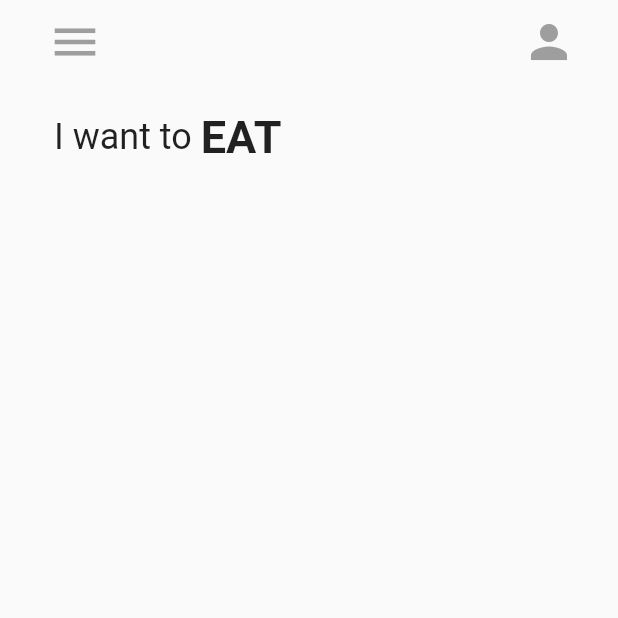
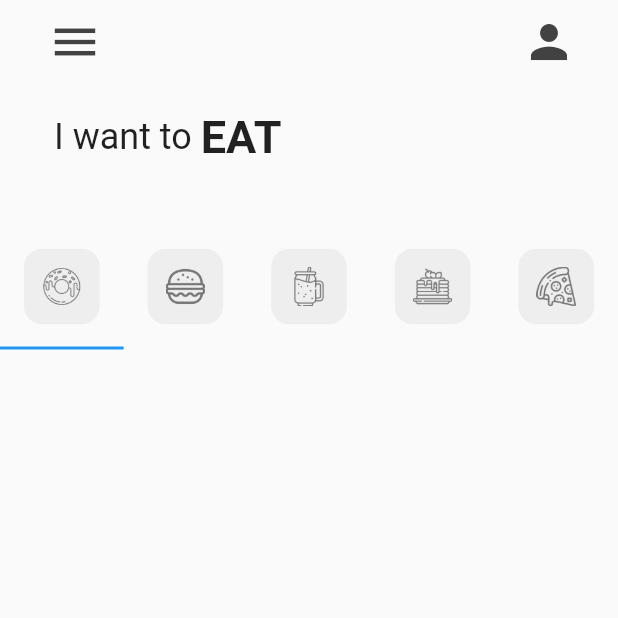
Before and after one commit to saumiknadan/DonutApp_Flutter, a Flutter app: the screen it shows after launch, on a phone screen of 412 x 824 dp, the top half of it. Run offline on Flutter 3.47's test engine with Material 2 defaults, Android fonts, the phone set to English and light mode, and no system bars.

Commit message:
My Tab Part

```diff
--- a/lib/pages/home_page.dart
+++ b/lib/pages/home_page.dart
@@ -1,4 +1,6 @@
 import 'package:flutter/material.dart';
+
+import '../utils/my_tab.dart';
 
 class HomePage extends StatefulWidget {
   const HomePage({super.key});
@@ -8,9 +10,34 @@ class HomePage extends StatefulWidget {
 }
 
 class _HomePageState extends State<HomePage> {
+
+  List<Widget> myTabs = [
+    // donut tab
+    const MyTab(
+      iconPath: 'lib/icons/donut.png',
+    ),
+    // burger tab
+ const MyTab(
+      iconPath: 'lib/icons/burger.png',
+    ),
+    // smoothie tab
+ const MyTab(
+      iconPath: 'lib/icons/smoothie.png',
+    ),
+    // pancake tab
+ const MyTab(
+      iconPath: 'lib/icons/pancakes.png',
+    ),
+    // pizza tab
+     MyTab(
+      iconPath: 'lib/icons/pizza.png',
+    ),
+  ];
   @override
   Widget build(BuildContext context) {
-    return Scaffold(
+    return DefaultTabController(
+      length: myTabs.length,
+      child: Scaffold(
         appBar: AppBar(
           backgroundColor: Colors.transparent,
           elevation: 0,
@@ -19,7 +46,7 @@ class _HomePageState extends State<HomePage> {
             child: IconButton(
               icon: Icon(
                 Icons.menu,
-              color: Colors.grey,
+                color: Colors.grey[800],
                 size: 36,
               ),
               onPressed: () {
@@ -27,14 +54,13 @@ class _HomePageState extends State<HomePage> {
               },
             ),
           ),
-
           actions: [
             Padding(
               padding: const EdgeInsets.only(right: 24.0),
               child: IconButton(
                 icon: Icon(
                   Icons.person,
-                color: Colors.grey,
+                  color: Colors.grey[800],
                   size: 36,
                 ),
                 onPressed: () {
@@ -44,33 +70,34 @@ class _HomePageState extends State<HomePage> {
             )
           ],
         ),
-
         body: Column(
           children: [
             // I want to Eat,
             Padding(
-              padding: const EdgeInsets.symmetric(horizontal: 36.0, vertical: 18),
+                padding:
+                    const EdgeInsets.symmetric(horizontal: 36.0, vertical: 18),
                 child: Row(
                   children: const [
                     Text(
                       "I want to ",
                       style: TextStyle(fontSize: 24),
                     ),
-
                     Text(
                       "EAT",
-                      style: TextStyle(fontSize: 30, fontWeight: FontWeight.bold),
+                      style:
+                          TextStyle(fontSize: 30, fontWeight: FontWeight.bold),
                     ),
                   ],
-              )
+                )),
+            SizedBox(
+              height: 24,
             ),
-            SizedBox(height: 24,)
             //  tab Bar
-
+            TabBar(tabs: myTabs)
             // tab Bar view
           ],
-      ) ,
-
+        ),
+      ),
     );
   }
 }
--- /dev/null
+++ b/lib/utils/my_tab.dart
@@ -0,0 +1,22 @@
+import 'package:flutter/material.dart';
+
+class MyTab extends StatelessWidget {
+  final String iconPath;
+  const MyTab({super.key, required this.iconPath});
+
+  @override
+  Widget build(BuildContext context) {
+    return Tab(
+      height: 80,
+      child: Container(
+        padding: EdgeInsets.all(12),
+        decoration: BoxDecoration(
+          color: Colors.grey[200], borderRadius: BorderRadius.circular(12)
+        ),
+        child: Image.asset(
+          iconPath,
+          color: Colors.grey[600],),
+      ),
+    );
+  }
+}
```
Lines whose indentation alone changed are shown as unchanged.
